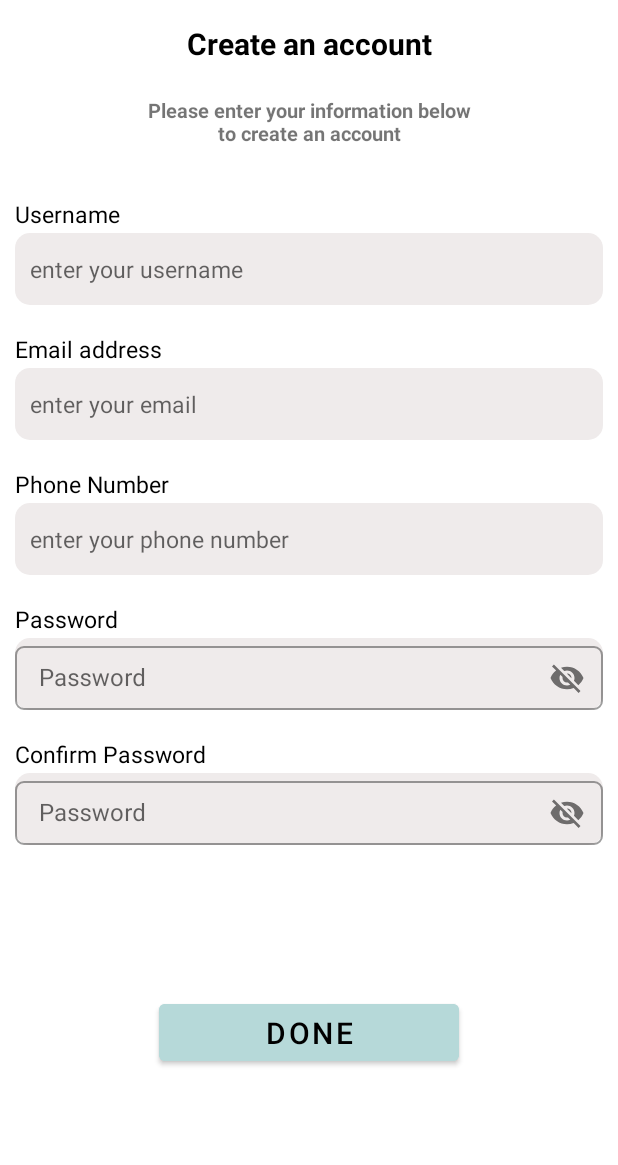
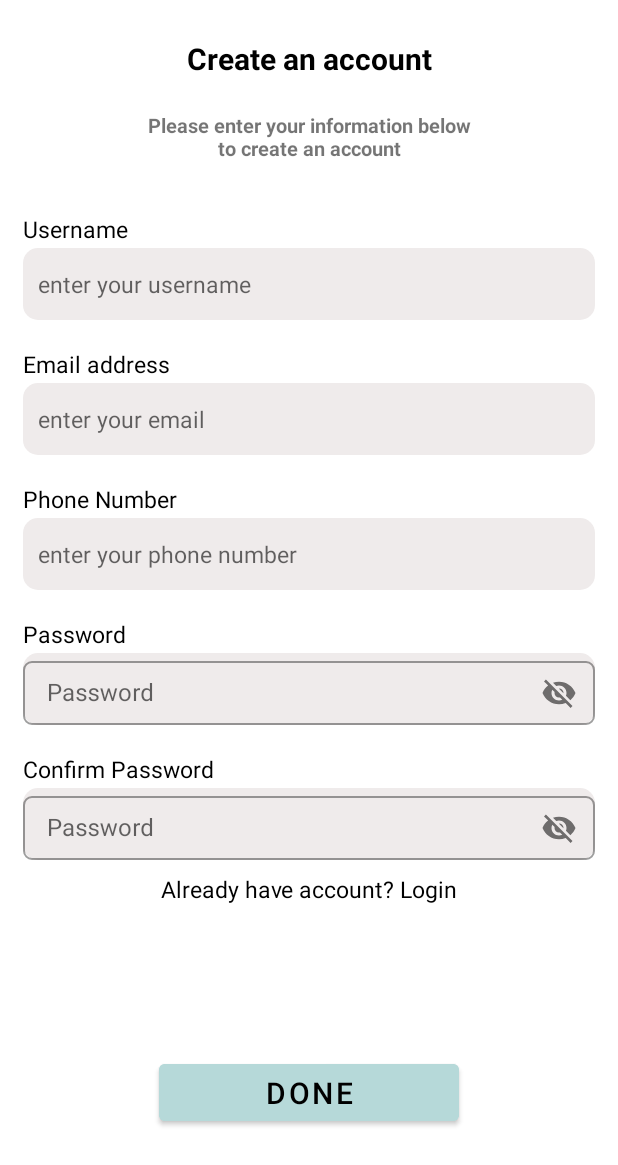
Before and after one commit to xDAREY/Authentication-app, an Android app: the SignUp screen opened directly, with no data from a screen before it, on a phone screen of 412 x 824 dp. Shown: the top 1165 px of the screen. Run offline under Robolectric (Android 15) with nearby library versions, the phone set to English and light mode, and no system bars.

Commit message:
dB added

```diff
--- a/app/build.gradle
+++ b/app/build.gradle
@@ -22,6 +22,9 @@ android {
             proguardFiles getDefaultProguardFile('proguard-android-optimize.txt'), 'proguard-rules.pro'
         }
     }
+    buildFeatures{
+        viewBinding true
+    }
     compileOptions {
         sourceCompatibility JavaVersion.VERSION_1_8
         targetCompatibility JavaVersion.VERSION_1_8
--- a/app/src/main/res/layout/activity_sign_up.xml
+++ b/app/src/main/res/layout/activity_sign_up.xml
@@ -5,18 +5,9 @@
     xmlns:tools="http://schemas.android.com/tools"
     android:layout_width="match_parent"
     android:layout_height="match_parent"
-    tools:context=".SignUp">
+    tools:context=".SignUp"
+    android:padding="15dp">
 
-    <ScrollView
-        android:layout_width="match_parent"
-        android:layout_height="match_parent"
-        android:fillViewport="true"
-        app:layout_constraintBottom_toBottomOf="parent"
-        app:layout_constraintTop_toTopOf="parent"
-        app:layout_constraintEnd_toEndOf="parent"
-        app:layout_constraintStart_toStartOf="parent"
-        android:paddingHorizontal="10dp"
-        android:paddingVertical="5dp">
 
         <androidx.constraintlayout.widget.ConstraintLayout
             android:id="@+id/relativeLayout"
@@ -216,6 +207,19 @@
                     android:paddingVertical="2dp" />
             </com.google.android.material.textfield.TextInputLayout>
 
+            <TextView
+                android:id="@+id/redirectText"
+                android:layout_width="wrap_content"
+                android:layout_height="wrap_content"
+                android:text="Already have account? Login"
+                android:layout_marginBottom="-30dp"
+                android:textSize="15sp"
+                android:textColor="@color/black"
+                app:layout_constraintBottom_toBottomOf="@id/inputRePassword"
+                app:layout_constraintLeft_toLeftOf="parent"
+                app:layout_constraintRight_toRightOf="parent"
+                />
+
 
             <Button
                 android:id="@+id/signupButton"
@@ -226,13 +230,12 @@
                 android:text="@string/proceed"
                 android:textColor="#000000"
                 android:textSize="20sp"
-                app:layout_constraintBottom_toBottomOf="@id/inputRePassword"
+                app:layout_constraintBottom_toBottomOf="@id/redirectText"
                 app:layout_constraintLeft_toLeftOf="parent"
                 app:layout_constraintRight_toRightOf="parent" />
 
 
         </androidx.constraintlayout.widget.ConstraintLayout>
-    </ScrollView>
     <ProgressBar
         android:id="@+id/progressBar"
         android:layout_width="wrap_content"
--- a/app/src/main/res/values/strings.xml
+++ b/app/src/main/res/values/strings.xml
@@ -18,6 +18,7 @@
     <string name="header">Create an account</string>
     <string name="paragraph">Please enter your information below</string>
     <string name="paragraph2">to create an account</string>
+    <string name="createAccount">Don\'t have an account? create account</string>
     <string name="hintEmail">enter your email</string>
     <string name="hintPhoneNo">enter your phone number</string>
     <string name="greeting1">Hi there!</string>
```
Also changed, not shown: app/src/main/java/com/example/authentication_app/DataBaseCon.java (added, +65 -0 lines), app/src/main/java/com/example/authentication_app/Login.java (+41 -0 lines), app/src/main/java/com/example/authentication_app/SignUp.java (+57 -0 lines), app/src/main/res/layout/activity_login.xml (+2 -14 lines).
